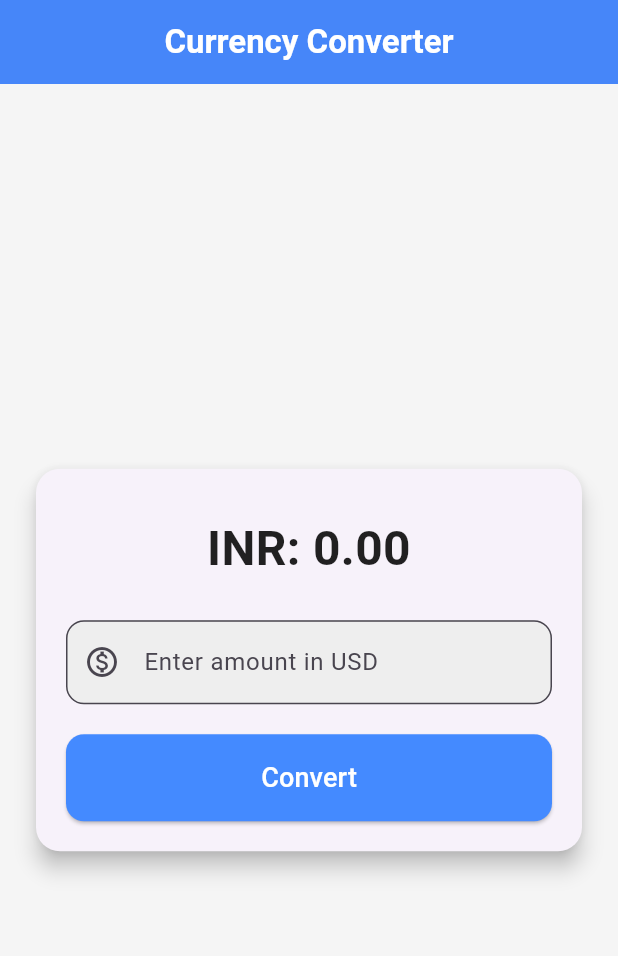
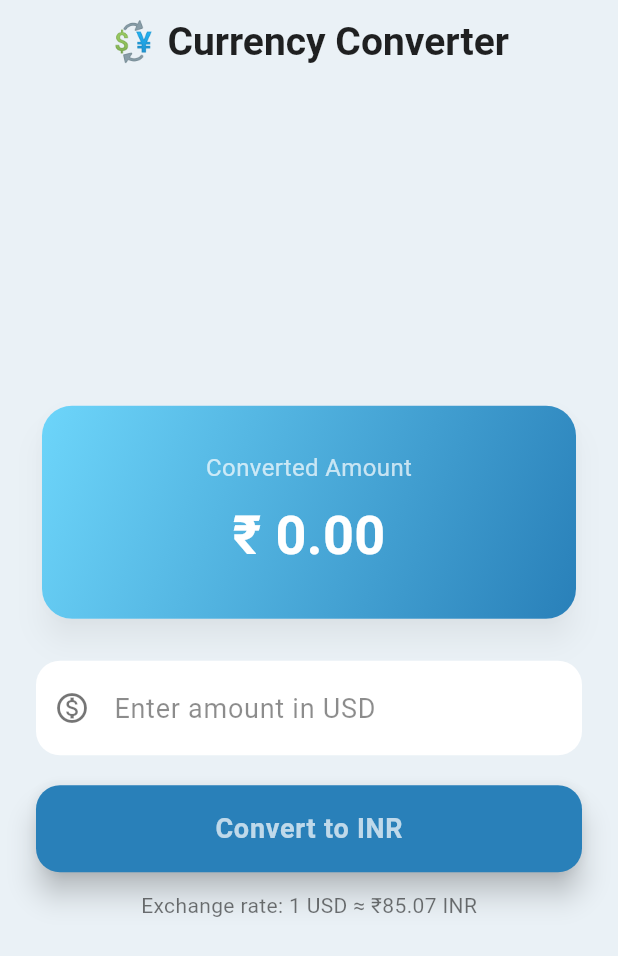
Before and after one commit to Alvin0305/Currency-Converter, a Flutter app: the screen it shows after launch, on a phone screen of 412 x 824 dp. Shown: the top 956 px of the screen. Run offline on Flutter 3.47's test engine with Material 3 defaults, Android fonts, the phone set to English and light mode, and no system bars.

Commit message:
final-code

```diff
--- a/lib/currency_converter.dart
+++ b/lib/currency_converter.dart
@@ -8,93 +8,158 @@ class CurrencyConverter extends StatefulWidget {
 }
 
 class _CurrencyConverterState extends State<CurrencyConverter> {
-  final double base = 87.95;
-
   double result = 0;
   final TextEditingController currencyController = TextEditingController();
 
   @override
+  void dispose() {
+    currencyController.dispose();
+    super.dispose();
+  }
+
+  @override
   Widget build(BuildContext context) {
+    final border = OutlineInputBorder(
+      borderRadius: BorderRadius.circular(16),
+      borderSide: const BorderSide(color: Colors.transparent),
+    );
+
     return Scaffold(
-      backgroundColor: Colors.grey[100],
+      backgroundColor: const Color(0xFFEAF1F6),
       appBar: AppBar(
+        elevation: 0,
+        backgroundColor: Colors.transparent,
         title: const Text(
-          "Currency Converter",
+          '💱 Currency Converter',
           style: TextStyle(
-            color: Colors.white,
-            fontWeight: FontWeight.bold,
+            color: Colors.black87,
+            fontSize: 26,
+            fontWeight: FontWeight.w700,
           ),
         ),
         centerTitle: true,
-        backgroundColor: Colors.blueAccent,
-        elevation: 2,
       ),
       body: Center(
+        child: SingleChildScrollView(
           child: Padding(
-          padding: const EdgeInsets.all(20),
-          child: Card(
-            elevation: 6,
+            padding: const EdgeInsets.symmetric(horizontal: 24.0, vertical: 8.0),
+            child: Column(
+              mainAxisAlignment: MainAxisAlignment.center,
+              children: [
+                // Conversion Result Card
+                Card(
                   shape: RoundedRectangleBorder(
-              borderRadius: BorderRadius.circular(16),
+                    borderRadius: BorderRadius.circular(20),
                   ),
-            child: Padding(
-              padding: const EdgeInsets.all(20),
-              child: Column(
-                mainAxisSize: MainAxisSize.min,
-                crossAxisAlignment: CrossAxisAlignment.stretch,
-                children: [
-                  const SizedBox(height: 10),
-                  Text(
-                    "INR: ${result.toStringAsFixed(2)}",
-                    textAlign: TextAlign.center,
-                    style: const TextStyle(
-                      fontSize: 32,
-                      fontWeight: FontWeight.bold,
-                      color: Colors.black87,
+                  elevation: 8,
+                  shadowColor: Colors.black26,
+                  child: Container(
+                    width: double.infinity,
+                    padding: const EdgeInsets.symmetric(
+                        vertical: 30, horizontal: 16),
+                    decoration: BoxDecoration(
+                      borderRadius: BorderRadius.circular(20),
+                      gradient: const LinearGradient(
+                        colors: [Color(0xFF6DD5FA), Color(0xFF2980B9)],
+                        begin: Alignment.topLeft,
+                        end: Alignment.bottomRight,
                       ),
                     ),
-                  const SizedBox(height: 25),
+                    child: Column(
+                      children: [
+                        const Text(
+                          "Converted Amount",
+                          style: TextStyle(
+                            color: Colors.white70,
+                            fontSize: 16,
+                          ),
+                        ),
+                        const SizedBox(height: 8),
+                        Text(
+                          '₹ ${result.toStringAsFixed(2)}',
+                          style: const TextStyle(
+                            fontSize: 36,
+                            fontWeight: FontWeight.bold,
+                            color: Colors.white,
+                          ),
+                        ),
+                      ],
+                    ),
+                  ),
+                ),
+
+                const SizedBox(height: 24),
+
+                // Input Field
                 TextField(
                   controller: currencyController,
-                    keyboardType: TextInputType.number,
+                  keyboardType: const TextInputType.numberWithOptions(decimal: true),
+                  style: const TextStyle(
+                    color: Colors.black87,
+                    fontSize: 18,
+                  ),
                   decoration: InputDecoration(
-                      labelText: "Enter amount in USD",
-                      prefixIcon: const Icon(Icons.monetization_on_outlined),
+                    prefixIcon: const Icon(Icons.monetization_on_outlined, color: Colors.black54),
+                    hintText: 'Enter amount in USD',
+                    hintStyle: const TextStyle(color: Colors.black45),
                     filled: true,
-                      fillColor: Colors.grey[200],
-                      border: OutlineInputBorder(
-                        borderRadius: BorderRadius.circular(12),
-                      ),
+                    fillColor: Colors.white,
+                    contentPadding:
+                    const EdgeInsets.symmetric(vertical: 18, horizontal: 20),
+                    enabledBorder: border,
                     focusedBorder: OutlineInputBorder(
-                        borderRadius: BorderRadius.circular(12),
+                      borderRadius: BorderRadius.circular(16),
                       borderSide: const BorderSide(
-                          color: Colors.blueAccent,
+                        color: Color(0xFF2980B9),
                         width: 2,
                       ),
                     ),
                   ),
                 ),
+
                 const SizedBox(height: 20),
-                  ElevatedButton(
+
+                // Convert Button
+                SizedBox(
+                  width: double.infinity,
+                  child: ElevatedButton(
                     onPressed: () {
+                      setState(() {
                         String text = currencyController.text.trim();
-                      if (text.isEmpty) return;
-                      double value = double.parse(text);
-                      setState(() {
-                        result = value * base;
+                        if (text.isNotEmpty) {
+                          double value = double.tryParse(text) ?? 0;
+                          result = value * 85.07;
+                        }
                       });
                     },
                     style: ElevatedButton.styleFrom(
-                      backgroundColor: Colors.blueAccent,
-                      foregroundColor: Colors.white,
+                      elevation: 8,
+                      backgroundColor: const Color(0xFF2980B9),
                       padding: const EdgeInsets.symmetric(vertical: 16),
                       shape: RoundedRectangleBorder(
-                        borderRadius: BorderRadius.circular(12),
+                        borderRadius: BorderRadius.circular(16),
                       ),
                     ),
                     child: const Text(
-                      "Convert",
-                      style: TextStyle(fontSize: 18),
+                      'Convert to INR',
+                      style: TextStyle(
+                        color: Colors.white70,
+                        fontSize: 18,
+                        fontWeight: FontWeight.bold,
+                        letterSpacing: 0.5,
+                      ),
+                    ),
+                  ),
+                ),
+
+                const SizedBox(height: 12),
+
+                // Secondary note
+                const Text(
+                  "Exchange rate: 1 USD ≈ ₹85.07 INR",
+                  style: TextStyle(
+                    color: Colors.black54,
+                    fontSize: 14,
                   ),
                 ),
               ],
@@ -102,7 +167,6 @@ class _CurrencyConverterState extends State<CurrencyConverter> {
           ),
         ),
       ),
-      ),
     );
   }
 }
```
Lines whose indentation alone changed are shown as unchanged.
